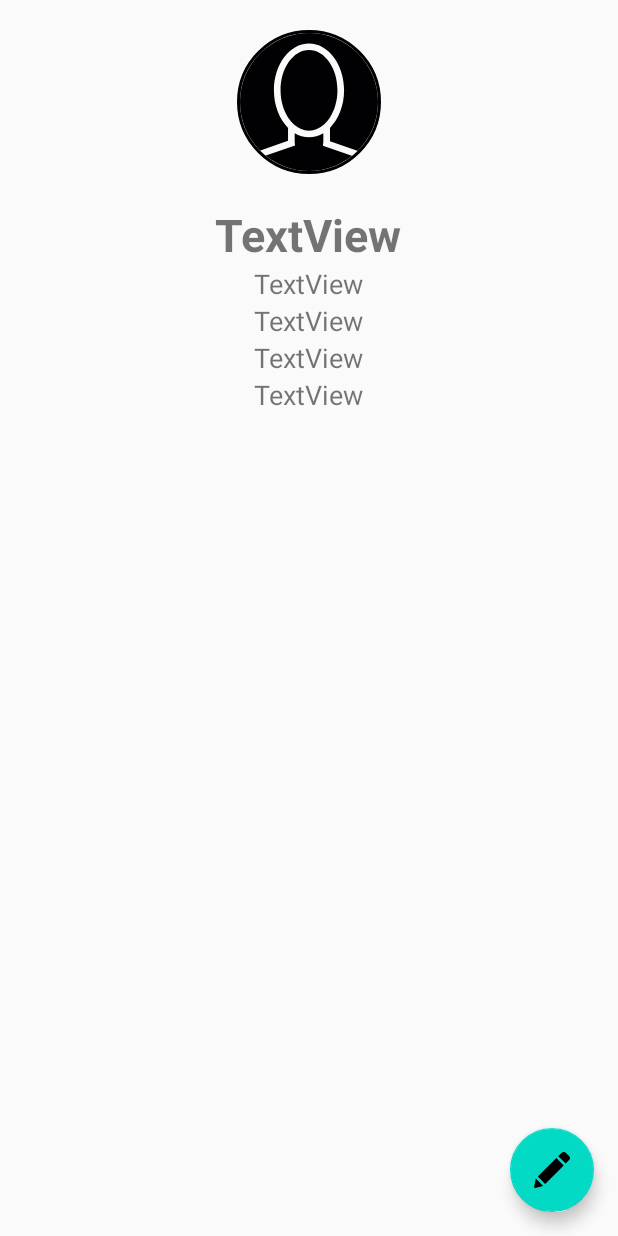
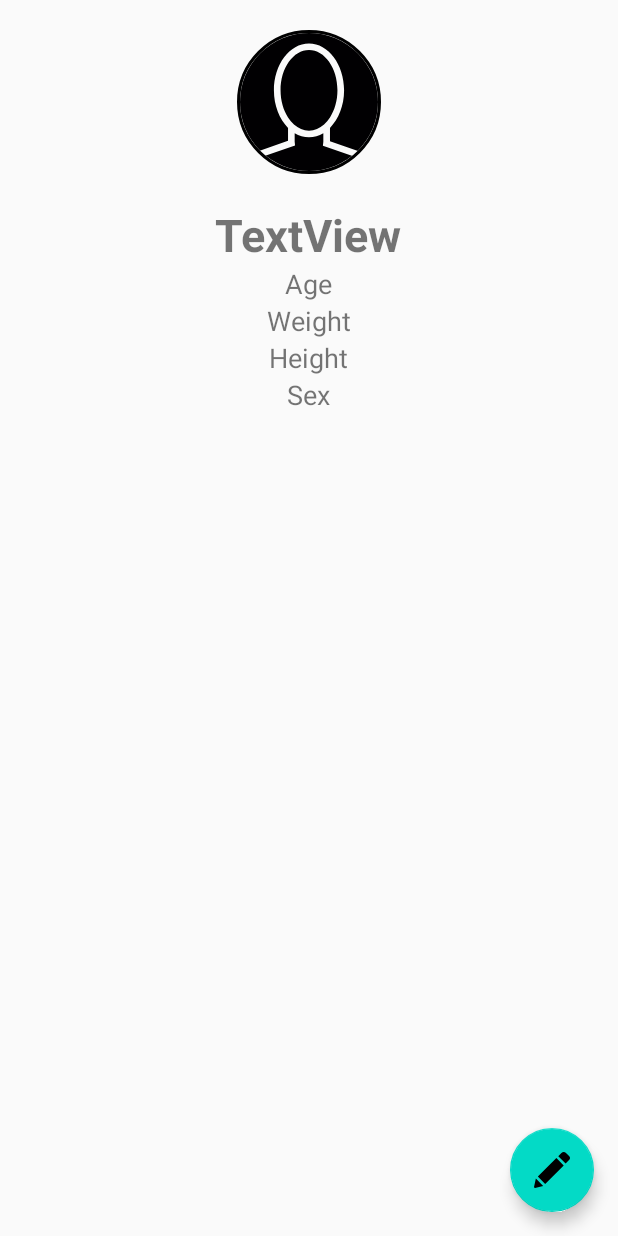
Before and after one commit to rafallmind/Volta, an Android app: the layout activity_profil_fragment.xml on its own in the app's theme, with its tools: preview values and no code run, on a phone screen of 412 x 824 dp. Run offline under Robolectric (Android 15) with nearby library versions, the phone set to English and light mode, and no system bars.

Commit message:
new strings + pb affichage

```diff
--- a/app/src/main/java/com/example/voltagang/AnalyseSportActivity.java
+++ b/app/src/main/java/com/example/voltagang/AnalyseSportActivity.java
@@ -21,6 +21,8 @@ import com.example.voltagang.Model.SemiMarathon;
 import com.example.voltagang.Model.Session;
 import com.example.voltagang.Model.Stamina;
 import com.example.voltagang.Model.TenKM;
+import com.example.voltagang.Model.TwoPointFiveKM;
+import  com.example.voltagang.Model.FiftyKM;
 import com.google.firebase.auth.FirebaseAuth;
 import com.google.firebase.database.DataSnapshot;
 import com.google.firebase.database.DatabaseError;
@@ -170,7 +172,6 @@ public class AnalyseSportActivity extends AppCompatActivity {
                             TvTip.setText("Not enough data");
                         } else {
                             //ici on impl les conseils
-                            TvTip.setText("ouiiiii le conseil merci trop bien");
                             Session last = array[1];
                             Session last2 = array[0];
 
@@ -210,6 +211,7 @@ public class AnalyseSportActivity extends AppCompatActivity {
                                                 TvTip.setText(TenKM.comparerPerformance(gender, perf, new Integer(finalLast.getRessenti()), new Integer(finalLast1.getTemps()), new Integer(finalLast1.getRessenti())));
                                                 break;
                                             case "2,5KM":
+                                                TvTip.setText(TwoPointFiveKM.comparerPerformance(gender, perf, new Integer(finalLast.getRessenti()), new Integer(finalLast1.getTemps()), new Integer(finalLast1.getRessenti())));
                                                 break;
                                             case "5KM":
                                                 TvTip.setText(FiveKM.comparerPerformance(gender, perf, new Integer(finalLast.getRessenti()), new Integer(finalLast1.getTemps()), new Integer(finalLast1.getRessenti())));
@@ -220,6 +222,7 @@ public class AnalyseSportActivity extends AppCompatActivity {
                                                 TvTip.setText(SemiMarathon.comparerPerformance(gender, perf, new Integer(finalLast.getRessenti()), new Integer(finalLast1.getTemps()), new Integer(finalLast1.getRessenti())));
                                                 break;
                                             case "50KM":
+                                                TvTip.setText(FiftyKM.comparerPerformance(gender, perf, new Integer(finalLast.getRessenti()), new Integer(finalLast1.getTemps()), new Integer(finalLast1.getRessenti())));
                                                 break;
                                         }
                                     }
--- a/app/src/main/java/com/example/voltagang/Fragment/AddSportFragment.java
+++ b/app/src/main/java/com/example/voltagang/Fragment/AddSportFragment.java
@@ -70,14 +70,14 @@ public class AddSportFragment extends Fragment {
         Sport s1 = new Sport("10KM", getResources().getString(R.string.inter1), R.drawable.icinter1);
         Sport s2 = new Sport("5KM",getResources().getString(R.string.deb2), R.drawable.icdeb2);
         Sport s3 = new Sport("2,5KM", getResources().getString(R.string.deb1), R.drawable.icdeb1);
-        Sport s4 = new Sport("20KM", getResources().getString(R.string.inter2), R.drawable.icinter2);
-        Sport s5 = new Sport("Semi-Marathon", getResources().getString(R.string.inter3), R.drawable.icinter3);
+        //Sport s4 = new Sport("20KM", getResources().getString(R.string.inter2), R.drawable.icinter2);
+        Sport s5 = new Sport("Semi-Marathon", getResources().getString(R.string.inter2), R.drawable.icinter3);
         Sport s6 = new Sport("Marathon", getResources().getString(R.string.exp1), R.drawable.icexpert1);
         Sport s7 = new Sport("50KM", getResources().getString(R.string.exp2), R.drawable.icexpert2);
         mSports.add(s7);
         mSports.add(s6);
         mSports.add(s5);
-        mSports.add(s4);
+        //mSports.add(s4);
         mSports.add(s1);
         mSports.add(s2);
         mSports.add(s3);
--- a/app/src/main/java/com/example/voltagang/SignUpActivity.java
+++ b/app/src/main/java/com/example/voltagang/SignUpActivity.java
@@ -69,8 +69,8 @@ public class SignUpActivity extends AppCompatActivity {
 
         //Définition des différents sexes
         final ArrayList<String> listSexe = new ArrayList<>();
-        listSexe.add("Men");
-        listSexe.add("Women");
+        listSexe.add(getApplicationContext().getResources().getString(R.string.man));
+        listSexe.add(getApplicationContext().getResources().getString(R.string.woman));
         ArrayAdapter arrayAdapter = new ArrayAdapter(this, android.R.layout.simple_list_item_1, listSexe);
         listeSignUp.setAdapter(arrayAdapter);
 
--- a/app/src/main/res/layout/activity_main.xml
+++ b/app/src/main/res/layout/activity_main.xml
@@ -18,7 +18,8 @@
         android:layout_height="wrap_content"
         android:layout_alignParentBottom="true"
         android:layout_gravity="bottom"
-        android:layout_marginBottom="1dp"
+        android:layout_marginBottom="0dp"
+        android:background="@color/transparent"
         android:gravity="bottom"
         app:active_item_color="@color/white"
         app:centre_button_color="@color/white"
@@ -27,7 +28,6 @@
         app:space_background_color="@color/lightorange"
         app:space_item_icon_only_size="@dimen/space_item_icon_only_size"
         app:space_item_icon_size="@dimen/space_item_icon_default_size"
-        app:space_item_text_size="@dimen/space_item_text_default_size"
-        android:background="@color/transparent"/>
+        app:space_item_text_size="@dimen/space_item_text_default_size" />
 
 </RelativeLayout>
--- a/app/src/main/res/layout/activity_profil_fragment.xml
+++ b/app/src/main/res/layout/activity_profil_fragment.xml
@@ -34,33 +34,33 @@
             android:id="@+id/ageProfil"
             android:layout_width="wrap_content"
             android:layout_height="wrap_content"
-            android:text="TextView"
-            android:textSize="18sp"
-            android:layout_gravity="center"/>
+            android:layout_gravity="center"
+            android:text="@string/agehint"
+            android:textSize="18sp" />
 
         <TextView
             android:id="@+id/poidsProfil"
             android:layout_width="wrap_content"
             android:layout_height="wrap_content"
-            android:text="TextView"
-            android:textSize="18sp"
-            android:layout_gravity="center"/>
+            android:layout_gravity="center"
+            android:text="@string/weight"
+            android:textSize="18sp" />
 
         <TextView
             android:id="@+id/tailleProfil"
             android:layout_width="wrap_content"
             android:layout_height="wrap_content"
-            android:text="TextView"
-            android:textSize="18sp"
-            android:layout_gravity="center"/>
+            android:layout_gravity="center"
+            android:text="@string/height"
+            android:textSize="18sp" />
 
         <TextView
             android:id="@+id/sexeProfil"
             android:layout_width="wrap_content"
             android:layout_height="wrap_content"
-            android:text="TextView"
-            android:textSize="18sp"
-            android:layout_gravity="center"/>
+            android:layout_gravity="center"
+            android:text="@string/sex"
+            android:textSize="18sp" />
     </LinearLayout>
 
     <com.google.android.material.floatingactionbutton.FloatingActionButton
```
Also changed, not shown: app/src/main/java/com/example/voltagang/Fragment/ProfilFragment.java (+12 -10 lines), app/src/main/java/com/example/voltagang/Model/FiftyKM.java (added, +22 -0 lines), app/src/main/java/com/example/voltagang/Model/TwoPointFiveKM.java (added, +21 -0 lines), app/src/main/res/values/strings.xml (+11 -1 lines), 1 other file.
